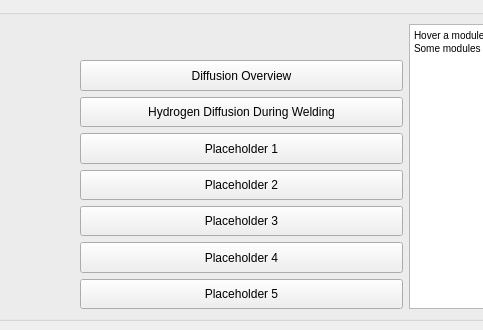
The window that P0_Launcher/Launcher_UI_Window.ui (DenisCzeskleba/WeldCraft) describes before a commit, drawn with Qt 5; both pictures show x 247 to 730 and y 0 to 330 of the 1000 by 330 pixel window.
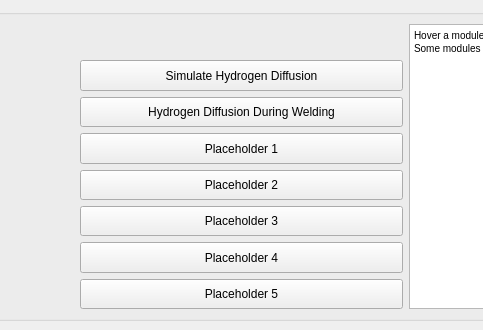
The same window after the commit. Icons and pictures are not drawn.

```diff
--- a/P0_Launcher/Launcher_UI_Window.ui
+++ b/P0_Launcher/Launcher_UI_Window.ui
@@ -97,7 +97,7 @@
             </sizepolicy>
            </property>
            <property name="text">
-            <string>Diffusion Overview</string>
+            <string>Simulate Hydrogen Diffusion</string>
            </property>
           </widget>
          </item>
```
Left out of the diff: 4 changed lines with no effect on the pictures.
